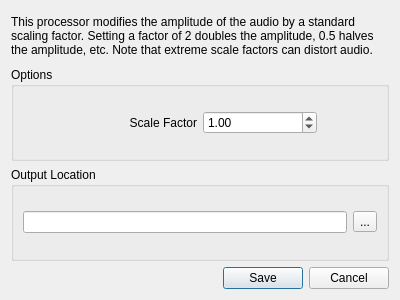
First picture: the form in qt-imported/uic/lowpass.ui, repository gonzales-lloyd/cs-202-final-project, before the edit.
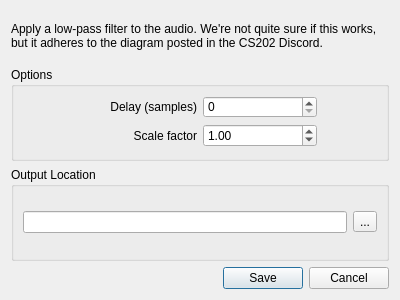
Second picture: the form after the edit. Icons and pictures are not drawn.

The edit to the form file:
```diff
--- a/qt-imported/uic/lowpass.ui
+++ b/qt-imported/uic/lowpass.ui
@@ -13,6 +13,18 @@
     <height>300</height>
    </rect>
   </property>
+  <property name="sizePolicy">
+   <sizepolicy hsizetype="Fixed" vsizetype="Fixed">
+    <horstretch>0</horstretch>
+    <verstretch>0</verstretch>
+   </sizepolicy>
+  </property>
+  <property name="minimumSize">
+   <size>
+    <width>400</width>
+    <height>300</height>
+   </size>
+  </property>
   <property name="windowTitle">
    <string>Processor: Normalization</string>
   </property>
@@ -26,7 +38,7 @@
       </size>
      </property>
      <property name="text">
-      <string>This processor modifies the amplitude of the audio by a standard scaling factor. Setting a factor of 2 doubles the amplitude, 0.5 halves the amplitude, etc. Note that extreme scale factors can distort audio.</string>
+      <string>Apply a low-pass filter to the audio. We're not quite sure if this works, but it adheres to the diagram posted in the CS202 Discord.</string>
      </property>
      <property name="wordWrap">
       <bool>true</bool>
@@ -60,7 +72,7 @@
         <item>
          <widget class="QLabel" name="label_2">
           <property name="text">
-           <string>Scale Factor</string>
+           <string>Delay (samples)</string>
           </property>
           <property name="alignment">
            <set>Qt::AlignRight|Qt::AlignTrailing|Qt::AlignVCenter</set>
@@ -68,14 +80,82 @@
          </widget>
         </item>
         <item>
-         <widget class="QDoubleSpinBox" name="doubleSpinBox">
+         <widget class="QSpinBox" name="sampleDelay">
+          <property name="sizePolicy">
+           <sizepolicy hsizetype="Preferred" vsizetype="Preferred">
+            <horstretch>0</horstretch>
+            <verstretch>0</verstretch>
+           </sizepolicy>
+          </property>
+          <property name="maximumSize">
+           <size>
+            <width>16777215</width>
+            <height>22</height>
+           </size>
+          </property>
+          <property name="maximum">
+           <number>1000000</number>
+          </property>
+         </widget>
+        </item>
+        <item>
+         <spacer name="horizontalSpacer_2">
+          <property name="orientation">
+           <enum>Qt::Horizontal</enum>
+          </property>
+          <property name="sizeType">
+           <enum>QSizePolicy::Fixed</enum>
+          </property>
+          <property name="sizeHint" stdset="0">
+           <size>
+            <width>60</width>
+            <height>20</height>
+           </size>
+          </property>
+         </spacer>
+        </item>
+       </layout>
+      </item>
+      <item>
+       <layout class="QHBoxLayout" name="horizontalLayout_3">
+        <item>
+         <spacer name="horizontalSpacer_3">
+          <property name="orientation">
+           <enum>Qt::Horizontal</enum>
+          </property>
+          <property name="sizeType">
+           <enum>QSizePolicy::Fixed</enum>
+          </property>
+          <property name="sizeHint" stdset="0">
+           <size>
+            <width>60</width>
+            <height>20</height>
+           </size>
+          </property>
+         </spacer>
+        </item>
+        <item>
+         <widget class="QLabel" name="label_3">
+          <property name="text">
+           <string>Scale factor</string>
+          </property>
+          <property name="alignment">
+           <set>Qt::AlignRight|Qt::AlignTrailing|Qt::AlignVCenter</set>
+          </property>
+         </widget>
+        </item>
+        <item>
+         <widget class="QDoubleSpinBox" name="scaleFactor">
+          <property name="singleStep">
+           <double>0.100000000000000</double>
+          </property>
           <property name="value">
            <double>1.000000000000000</double>
           </property>
          </widget>
         </item>
         <item>
-         <spacer name="horizontalSpacer_2">
+         <spacer name="horizontalSpacer_4">
           <property name="orientation">
            <enum>Qt::Horizontal</enum>
           </property>
```
Left out of the diff: 45 changed lines with no effect on the pictures.
